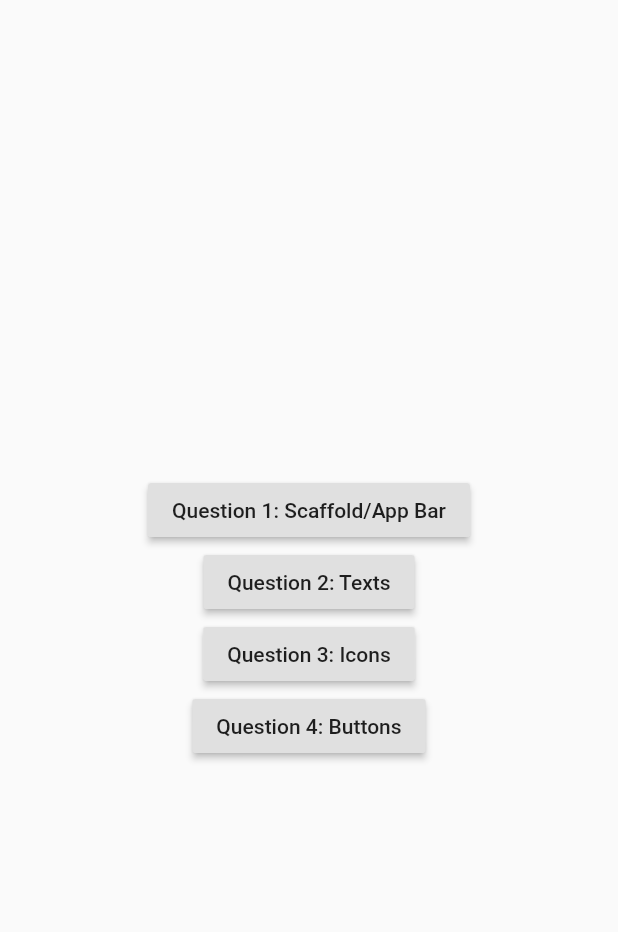
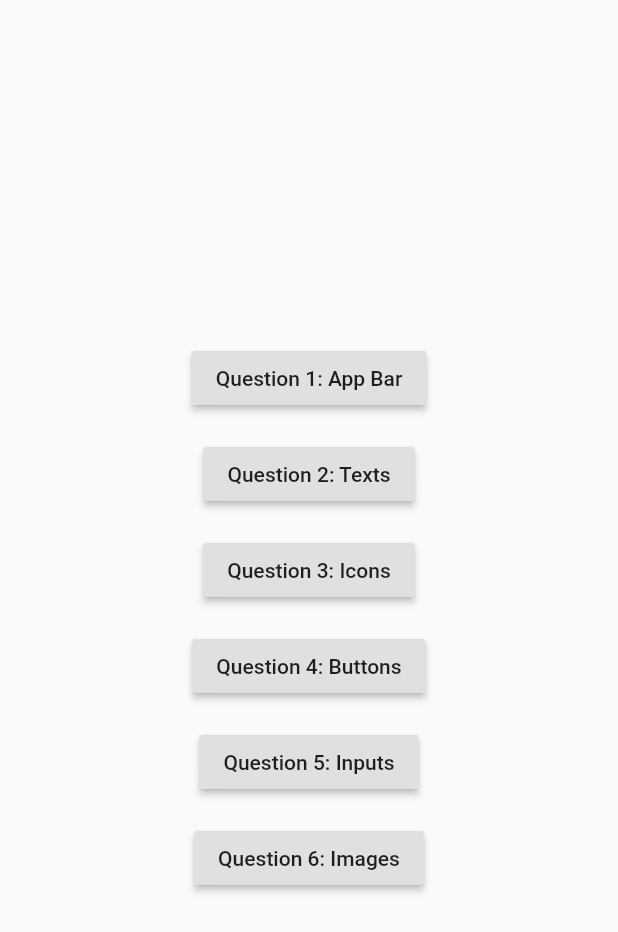
Before and after one commit to bry02g/hw1_stateless_widgets, a Flutter app: the screen it shows after launch, on a phone screen of 412 x 824 dp. Shown: the top 932 px of the screen. Run offline on Flutter 3.47's test engine with Material 2 defaults, Android fonts, the phone set to English and light mode, and no system bars.

Commit message:
added inputs question

```diff
--- a/lib/main.dart
+++ b/lib/main.dart
@@ -3,6 +3,7 @@ import 'package:hw1/questions/question1.dart';
 import 'package:hw1/questions/question2.dart';
 import 'package:hw1/questions/question3.dart';
 import 'package:hw1/questions/question4.dart';
+import 'package:hw1/questions/question5.dart';
 
 void main() {
   runApp(MyApp());
@@ -26,8 +27,10 @@ class MainPage extends StatelessWidget {
         child: Column(
             mainAxisAlignment: MainAxisAlignment.center,
             children: <Widget>[
-              RaisedButton(
-                child: Text('Question 1: Scaffold/App Bar'),
+              Padding(
+                padding: const EdgeInsets.all(8.0),
+                child: RaisedButton(
+                  child: Text('Question 1: App Bar'),
                   onPressed: () {
                     Navigator.push(
                       context,
@@ -35,7 +38,10 @@ class MainPage extends StatelessWidget {
                     );
                   },
                 ),
-              RaisedButton(
+              ),
+              Padding(
+                padding: const EdgeInsets.all(8.0),
+                child: RaisedButton(
                   child: Text('Question 2: Texts'),
                   onPressed: () {
                     Navigator.push(
@@ -44,7 +50,10 @@ class MainPage extends StatelessWidget {
                     );
                   },
                 ),
-              RaisedButton(
+              ),
+              Padding(
+                padding: const EdgeInsets.all(8.0),
+                child: RaisedButton(
                   child: Text('Question 3: Icons'),
                   onPressed: () {
                     Navigator.push(
@@ -53,7 +62,10 @@ class MainPage extends StatelessWidget {
                     );
                   },
                 ),
-              RaisedButton(
+              ),
+              Padding(
+                padding: const EdgeInsets.all(8.0),
+                child: RaisedButton(
                   child: Text('Question 4: Buttons'),
                   onPressed: () {
                     Navigator.push(
@@ -62,6 +74,31 @@ class MainPage extends StatelessWidget {
                     );
                   },
                 ),
+              ),
+              Padding(
+                padding: const EdgeInsets.all(8.0),
+                child: RaisedButton(
+                  child: Text('Question 5: Inputs'),
+                  onPressed: () {
+                    Navigator.push(
+                      context,
+                      MaterialPageRoute(builder: (context) => Question5()),
+                    );
+                  },
+                ),
+              ),
+              Padding(
+                padding: const EdgeInsets.all(8.0),
+                child: RaisedButton(
+                  child: Text('Question 6: Images'),
+                  onPressed: () {
+                    Navigator.push(
+                      context,
+                      MaterialPageRoute(builder: (context) => Question4()),
+                    );
+                  },
+                ),
+              ),
 
             ]),
       ),
```
Also changed, not shown: lib/questions/question5.dart (added, +56 -0 lines), 2 other files. Lines whose indentation alone changed are shown as unchanged.
